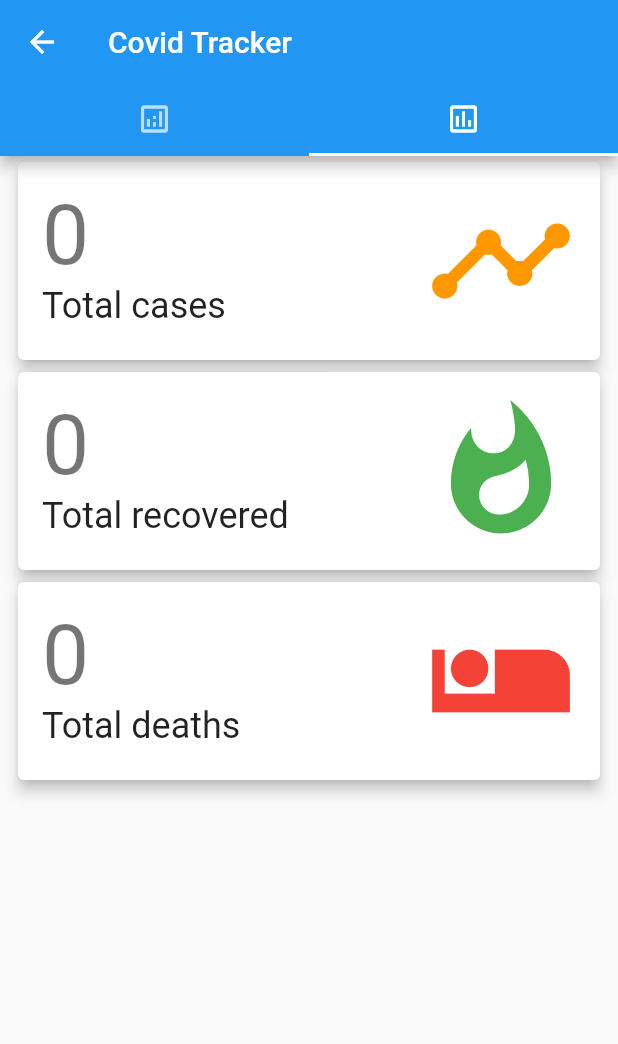
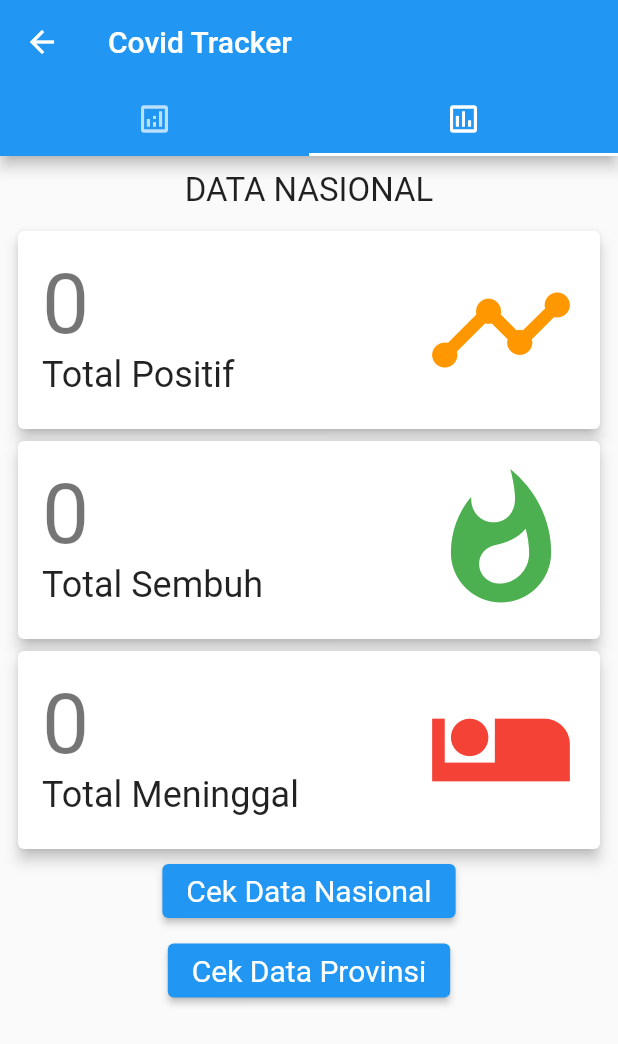
Before and after one commit to stevennovaryo/icovid_app, a Flutter app: the TrackerScreen screen opened by its route, on a phone screen of 412 x 824 dp. Shown: the top 1044 px of the screen. Run offline on Flutter 3.47's test engine with Material 2 defaults, Android fonts, the phone set to English and light mode, and no system bars; network calls fail.

Commit message:
Finish get basic covid data

```diff
--- a/lib/core/routers/router.dart
+++ b/lib/core/routers/router.dart
@@ -1,5 +1,3 @@
-import 'dart:js';
-
 import 'package:flutter/cupertino.dart';
 import 'package:icovid_app/modules/auth/screen/login.dart';
 import 'package:icovid_app/modules/auth/screen/register.dart';
--- a/lib/modules/auth/screen/login.dart
+++ b/lib/modules/auth/screen/login.dart
@@ -87,7 +87,7 @@ class _LoginScreenState extends State<LoginScreen> {
 
                       if (response['status'] == 200) {
                         networkService.username = _username;
-                        Navigator.pushReplacementNamed(context, "/home");
+                        Navigator.pushReplacementNamed(context, "/tracker");
                       } else {
                         setState(() { _errorMsg = response['data']['message'];} );
                       }
--- /dev/null
+++ b/lib/modules/tracker/screen/constants.dart
@@ -0,0 +1,2 @@
+const String URL_NASIONAL = 'https://apicovid19indonesia-v2.vercel.app/api/indonesia';
+const String URL_PROVINSI = 'https://apicovid19indonesia-v2.vercel.app/api/indonesia/provinsi';
--- a/lib/modules/tracker/screen/tracker.dart
+++ b/lib/modules/tracker/screen/tracker.dart
@@ -1,5 +1,6 @@
 import 'package:flutter/material.dart';
 import 'package:icovid_app/modules/tracker/widgets/statistic_card.dart';
+import 'package:icovid_app/modules/tracker/services/services.dart';
 
 class TrackerScreen extends StatefulWidget {
   const TrackerScreen({ Key? key }) : super(key: key);
@@ -9,6 +10,49 @@ class TrackerScreen extends StatefulWidget {
 }
 
 class _TrackerScreenState extends State<TrackerScreen> {
+
+  late TextEditingController _namaProvinsiController;
+  int _positif = 0;
+  int _sembuh = 0;
+  int _meninggal = 0;
+  String _namaData = 'NASIONAL';
+
+  Future _getDataNasional() async {
+    dynamic response = await fetchDataCovid('Nasional');
+    setState(() {
+      _positif = response.positif;
+      _sembuh = response.sembuh;
+      _meninggal = response.meninggal;
+      _namaData = 'NASIONAL';
+    });
+  }
+
+  Future _getDataProvinsi(String nama) async {
+    dynamic response = await fetchDataCovid(nama);
+    if (response.positif != -1){
+      setState(() {
+        _positif = response.positif;
+        _sembuh = response.sembuh;
+        _meninggal = response.meninggal;
+        _namaData = nama.toUpperCase();
+      });
+    }
+  }
+
+  @override
+  void initState(){
+    super.initState();
+    _namaProvinsiController = TextEditingController();
+    _getDataNasional();
+  }
+
+  @override
+  void dispose(){
+    _namaProvinsiController.dispose();
+
+    super.dispose();
+  }
+
   @override
   Widget build(BuildContext context) {
     return DefaultTabController(
@@ -35,23 +79,53 @@ class _TrackerScreenState extends State<TrackerScreen> {
             ),
             ListView(
               children: <Widget>[
+                Center(
+                  child: Container(
+                    padding: EdgeInsets.fromLTRB(20, 10, 20, 10),
+                    child: Text("DATA " + _namaData, style: TextStyle(fontSize: 22),),
+                  ),
+                ),
                 StatisticCard(
                   color: Colors.orange,
-                  text: 'Total cases',
+                  text: 'Total Positif',
                   icon: Icons.timeline,
-                  stats: 0,
+                  stats: _positif,
                 ),
                 StatisticCard(
                   color: Colors.green,
-                  text: 'Total recovered',
+                  text: 'Total Sembuh',
                   icon: Icons.whatshot,
-                  stats: 0,
+                  stats: _sembuh,
                 ),
                 StatisticCard(
                   color: Colors.red,
-                  text: 'Total deaths',
+                  text: 'Total Meninggal',
                   icon: Icons.airline_seat_individual_suite,
-                  stats: 0,
+                  stats: _meninggal,
+                ),
+                Center(
+                  child: Column(
+                    mainAxisSize: MainAxisSize.min,
+                    children: <Widget>[
+                      ElevatedButton(
+                        style: ElevatedButton.styleFrom(textStyle: const TextStyle(fontSize: 20)),
+                        onPressed: _getDataNasional,
+                        child: const Text('Cek Data Nasional'),
+                      ),
+                      const SizedBox(height: 5),
+                      ElevatedButton(
+                        style: ElevatedButton.styleFrom(textStyle: const TextStyle(fontSize: 20)),
+                        onPressed: () async {
+                          final name = await _openDialog();
+                          if (!(name == null || name.isEmpty)){
+                            _getDataProvinsi(name);
+                          }
+                        },
+                        child: const Text('Cek Data Provinsi'),
+                      ),
+                      const SizedBox(height: 5),
+                    ],
+                  )
                 ),
               ],
             )
@@ -60,4 +134,25 @@ class _TrackerScreenState extends State<TrackerScreen> {
       ),
     );
   }
+
+  Future<String?> _openDialog() => showDialog<String>(
+    context: context,
+    builder: (context) => AlertDialog(
+      title: Text('Nama Provinsi'),
+      content: TextField(
+        autofocus: true,
+        decoration: InputDecoration(hintText: 'Masukan nama provinsi'),
+        controller: _namaProvinsiController,
+      ),
+      actions: [
+        TextButton(
+          child: Text('SUBMIT'),
+          onPressed: () {
+            Navigator.of(context).pop(_namaProvinsiController.text);
+            _namaProvinsiController.clear();
+          },
+        ),
+      ],
+    ),
+  );
 }
--- /dev/null
+++ b/lib/modules/tracker/services/services.dart
@@ -0,0 +1,66 @@
+import 'package:icovid_app/core/services/request.dart';
+import 'package:icovid_app/modules/tracker/screen/constants.dart';
+import 'dart:convert';
+import 'package:http/http.dart' as http;
+
+class DataCovid {
+  final int positif;
+  final int sembuh;
+  final int meninggal;
+
+  DataCovid({
+    required this.positif,
+    required this.sembuh,
+    required this.meninggal,
+  });
+}
+
+Future<DataCovid> fetchDataCovid(String tipe) async {
+  if (tipe == 'Nasional'){
+    final response = await http.get(Uri.parse(URL_NASIONAL));
+    if (response.statusCode == 200){
+      Map<String, dynamic> json = jsonDecode(response.body);
+      return DataCovid(
+        positif: json['positif'],
+        sembuh: json['sembuh'],
+        meninggal: json['meninggal'],
+      );
+    }
+    else{
+      throw Exception('Failed to get national data');
+    }
+  }
+  else{
+    final response = await http.get(Uri.parse(URL_PROVINSI));
+    if (response.statusCode == 200){
+      final json = jsonDecode(response.body);
+      // for (int i = 0; i <= 33; i++){
+      //   if (json[i]!['provinsi'] == tipe.toUpperCase()){
+      //     return DataCovid(
+      //       positif: json[i]!['positif'],
+      //       sembuh: json[i]!['sembuh'],
+      //       meninggal: json[i]!['meninggal'],
+      //     );
+      //   }
+      // }
+      for (Map<String, dynamic> i in json){
+        String nama = i['provinsi'];
+        if (nama == tipe.toUpperCase()){
+          return DataCovid(
+            positif: i['kasus'],
+            sembuh: i['sembuh'],
+            meninggal: i['meninggal'],
+          );
+        }
+      }
+      return DataCovid(
+        positif: -1,
+        sembuh: -1,
+        meninggal: -1,
+      );
+    }
+    else{
+      throw Exception('Failed to get province data');
+    }
+  }
+}
```
